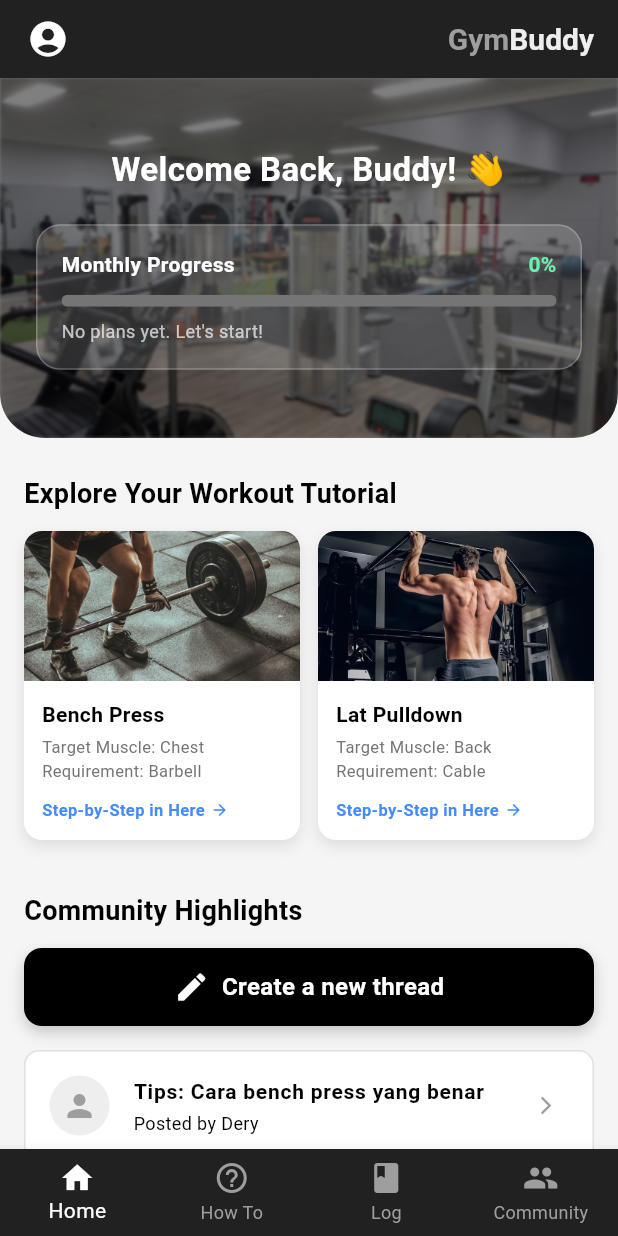
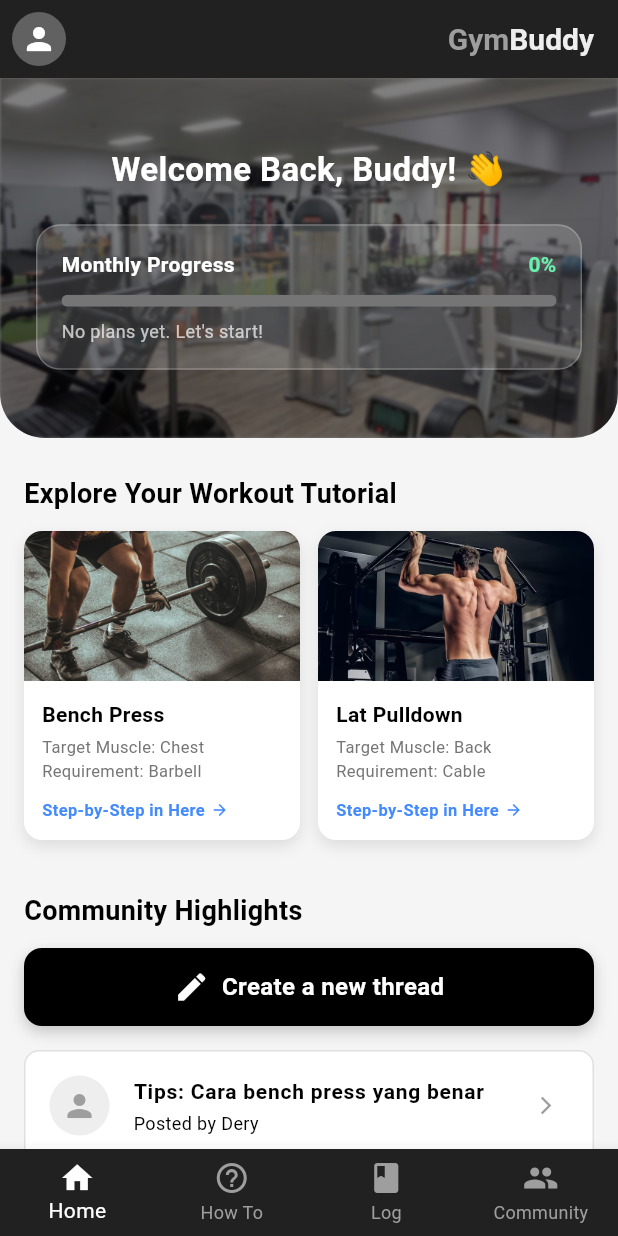
Before and after one commit to pbp-d4-semogalancar/gymbuddy-mobile, a Flutter app: the MyHomePage screen opened directly, on a phone screen of 412 x 824 dp. Run offline on Flutter 3.47's test engine with Material 3 defaults, Android fonts, the phone set to English and light mode, and no system bars; missing offline and left inert: pbp_django_auth.

Commit message:
profpic pada home

```diff
--- a/lib/screens/menu.dart
+++ b/lib/screens/menu.dart
@@ -7,6 +7,8 @@ import 'package:gymbuddy/screens/howto_page.dart';
 import 'package:gymbuddy/screens/log_activity_page.dart';
 import 'package:pbp_django_auth/pbp_django_auth.dart';
 import 'package:provider/provider.dart';
+import 'package:gymbuddy/providers/user_provider.dart';
+import 'package:gymbuddy/widgets/profile_picture_display.dart';
 
 class MyHomePage extends StatefulWidget {
   const MyHomePage({super.key});
@@ -22,6 +24,9 @@ class _MyHomePageState extends State<MyHomePage> {
   int _totalPlans = 0;
   bool _isLoading = true;
 
+  // url profile picture
+  String? _profileImageUrl;
+
   @override
   void initState() {
     super.initState();
@@ -29,10 +34,11 @@ class _MyHomePageState extends State<MyHomePage> {
     // Gunakan addPostFrameCallback agar aman akses Provider context
     WidgetsBinding.instance.addPostFrameCallback((_) {
       _fetchProgress();
+      _fetchUserProfile();
     });
   }
 
-  // [PERBAIKAN] Fetch Progress dengan Autentikasi (CookieRequest)
+  // Fetch Progress dengan Autentikasi (CookieRequest)
   Future<void> _fetchProgress() async {
     final request = context.read<CookieRequest>();
     final now = DateTime.now();
@@ -75,6 +81,34 @@ class _MyHomePageState extends State<MyHomePage> {
     }
   }
 
+  Future<void> _fetchUserProfile() async {
+    final request = context.read<CookieRequest>();
+    final userProvider = context.read<UserProvider>();
+    final userId = userProvider.userId;
+
+    const String baseUrl = "http://localhost:8000";
+
+    if (userId == null) return;
+
+    try {
+      final response = await request.get('$baseUrl/profile/json/$userId/');
+
+      String? rawUrl = response['profile_picture'];
+
+      if (mounted) {
+        setState(() {
+          if (rawUrl != null && rawUrl.isNotEmpty) {
+             _profileImageUrl = rawUrl;
+          } else {
+             _profileImageUrl = null;
+          }
+        });
+      }
+    } catch (e) {
+      if (mounted) setState(() => _profileImageUrl = null);
+    }
+  }
+
   // --- HEADER / TOP BAR ---
   Widget _topBar() {
     return Builder(
@@ -90,14 +124,20 @@ class _MyHomePageState extends State<MyHomePage> {
           ),
           child: Row(
             children: [
-              IconButton(
-                icon: const Icon(
-                  Icons.account_circle,
-                  color: Colors.white,
-                  size: 28,
+              GestureDetector(
+                onTap: () => Scaffold.of(context).openDrawer(),
+                child: CircleAvatar(
+                  radius: 18,
+                  backgroundColor: Colors.grey.shade700,
+                  backgroundImage: _profileImageUrl != null
+                      ? NetworkImage(_profileImageUrl!)
+                      : null,
+                  child: _profileImageUrl == null
+                      ? const Icon(Icons.person, color: Colors.white)
+                      : null,
                 ),
-                onPressed: () => Scaffold.of(context).openDrawer(),
               ),
+
               const Spacer(),
               Padding(
                 padding: const EdgeInsets.only(right: 8.0),
```
